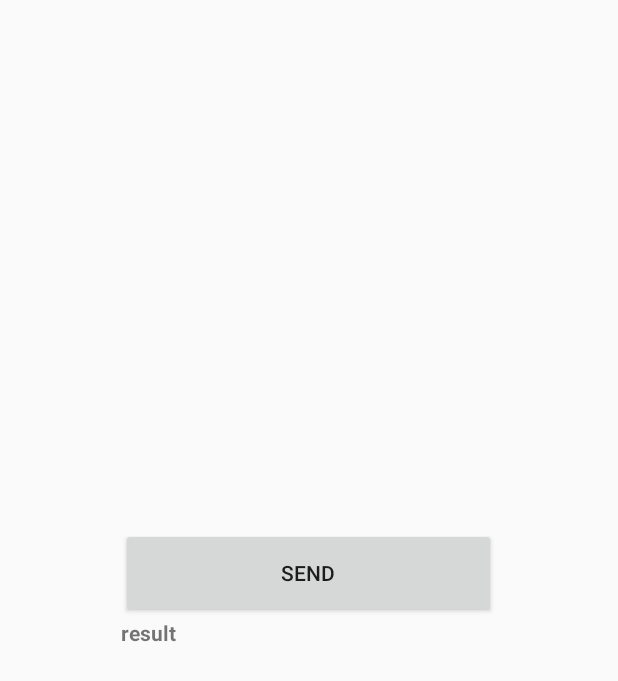
After one commit to hoojeong-dev/OSS-App, an Android app: the SampleHttpConnection screen opened directly, with no data from a screen before it, on a phone screen of 412 x 824 dp. The commit adds this screen. Shown: the top 681 px of the screen. Run offline under Robolectric (Android 15) with nearby library versions, the phone set to English and light mode, and no system bars.

Commit message:
Add Http Connection Sample

```diff
--- a/OSS-App/app/src/main/AndroidManifest.xml
+++ b/OSS-App/app/src/main/AndroidManifest.xml
@@ -3,6 +3,7 @@
     package="com.example.oss_app">
 
     <uses-permission android:name="android.permission.INTERNET" />
+    <uses-permission android:name="android.permission.RECORD_AUDIO" />
 
     <application
         android:allowBackup="true"
@@ -11,8 +12,8 @@
         android:roundIcon="@mipmap/ic_launcher_round"
         android:supportsRtl="true"
         android:theme="@style/AppThem.NoActionBar">
-        <activity android:name=".RegisterActivity"></activity>
-        <activity android:name=".RegistrationActivity" />
+        <activity android:name=".SampleHttpConnection"></activity>
+        <activity android:name=".RegisterActivity" />
         <activity android:name=".LoginActivity" />
         <activity android:name=".MainActivity">
             <intent-filter>
--- a/OSS-App/app/src/main/java/com/example/oss_app/soundPlay.java
+++ b/OSS-App/app/src/main/java/com/example/oss_app/soundPlay.java
@@ -12,9 +12,13 @@ import java.io.IOException;
 // xml 수정 + view로 모든 페이지에 ㄱㄱ
 public class soundPlay extends AppCompatActivity {
 
-    public static String url = "http://192.168.0.92:8000/audio/1";
+    public static String url;
     MediaPlayer player;
     int position = 0;
+
+    void setsoundPlay(String url){
+        this.url = url;
+    }
 
     @Override
     protected void onCreate(Bundle savedInstanceState) {
--- /dev/null
+++ b/OSS-App/app/src/main/res/layout/activity_sample_http_connection.xml
@@ -0,0 +1,27 @@
+<?xml version="1.0" encoding="utf-8"?>
+<LinearLayout xmlns:android="http://schemas.android.com/apk/res/android"
+    xmlns:app="http://schemas.android.com/apk/res-auto"
+    xmlns:tools="http://schemas.android.com/tools"
+    android:layout_width="match_parent"
+    android:layout_height="match_parent"
+    android:gravity="center"
+    android:orientation="vertical"
+    tools:context=".SampleHttpConnection">
+
+    <Button
+        android:id="@+id/send"
+        android:layout_width="250dp"
+        android:layout_height="60dp"
+        android:layout_below="@+id/string"
+        android:onClick="send"
+        android:text="Send"/>
+
+    <TextView
+        android:id="@+id/result"
+        android:layout_width="250dp"
+        android:layout_height="60dp"
+        android:layout_below="@+id/send"
+        android:text="result"
+        android:singleLine="true"
+        android:textStyle="bold" />
+</LinearLayout>
```
Also changed, not shown: OSS-App/app/src/main/java/com/example/oss_app/MainActivity.java (+6 -1 lines), OSS-App/app/src/main/java/com/example/oss_app/SampleHttpConnection.java (added, +105 -0 lines), OSS-App/app/src/main/res/layout/activity_main.xml (+10 -0 lines).
